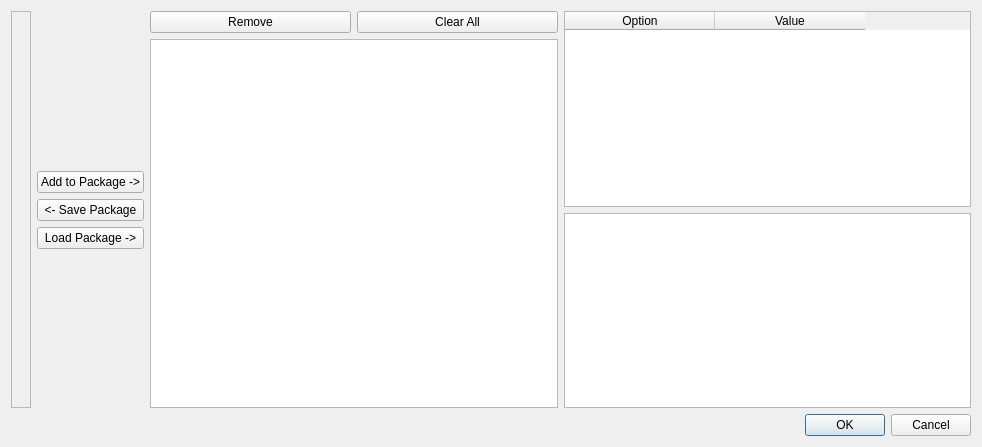
The window that data/package_editor.ui (SumoLogic/sumologictoolbox) describes before a commit, drawn with Qt 5.
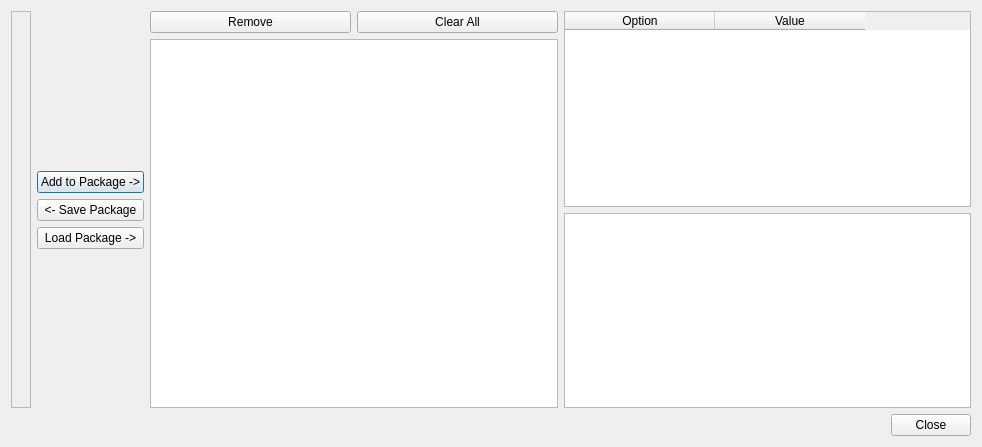
The same window after the commit.

Commit message: added package functionality

Diff of the .ui file:
```diff
--- a/data/package_editor.ui
+++ b/data/package_editor.ui
@@ -140,14 +140,28 @@
     </layout>
    </item>
    <item>
-    <widget class="QDialogButtonBox" name="buttonBox">
-     <property name="orientation">
-      <enum>Qt::Horizontal</enum>
-     </property>
-     <property name="standardButtons">
-      <set>QDialogButtonBox::Cancel|QDialogButtonBox::Ok</set>
-     </property>
-    </widget>
+    <layout class="QHBoxLayout" name="horizontalLayout_3">
+     <item>
+      <spacer name="horizontalSpacer">
+       <property name="orientation">
+        <enum>Qt::Horizontal</enum>
+       </property>
+       <property name="sizeHint" stdset="0">
+        <size>
+         <width>40</width>
+         <height>20</height>
+        </size>
+       </property>
+      </spacer>
+     </item>
+     <item>
+      <widget class="QPushButton" name="pushButtonClose">
+       <property name="text">
+        <string>Close</string>
+       </property>
+      </widget>
+     </item>
+    </layout>
    </item>
   </layout>
  </widget>
```
Left out of the diff: 30 changed lines with no effect on the pictures. The commit also changes 17 other files.
